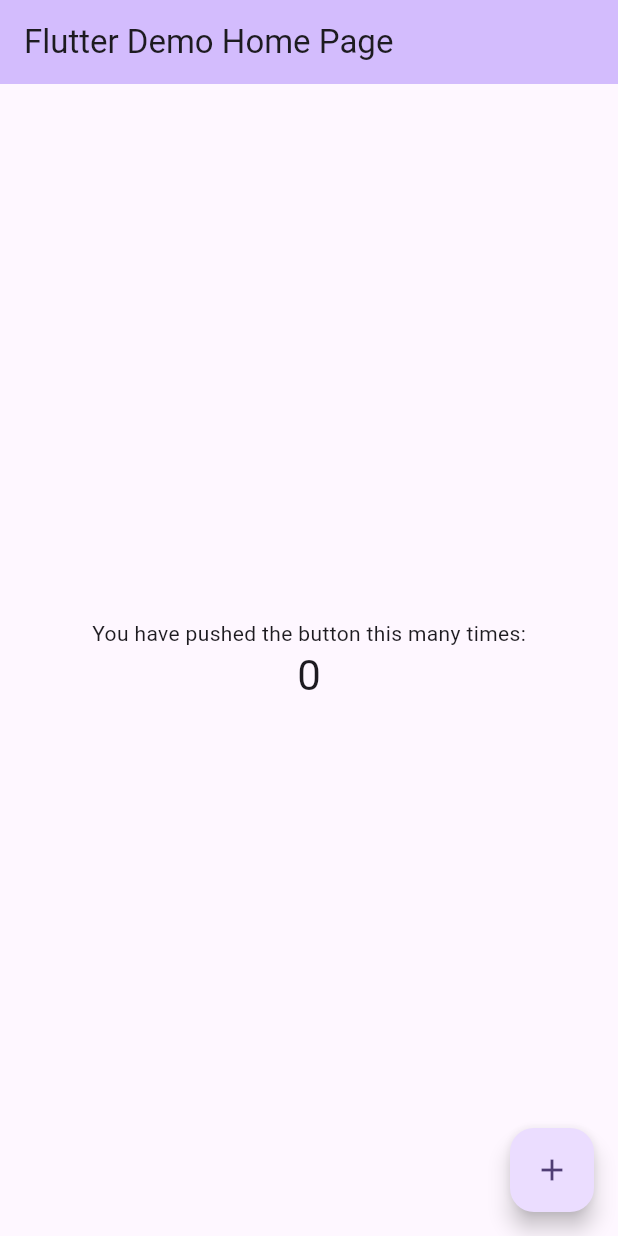
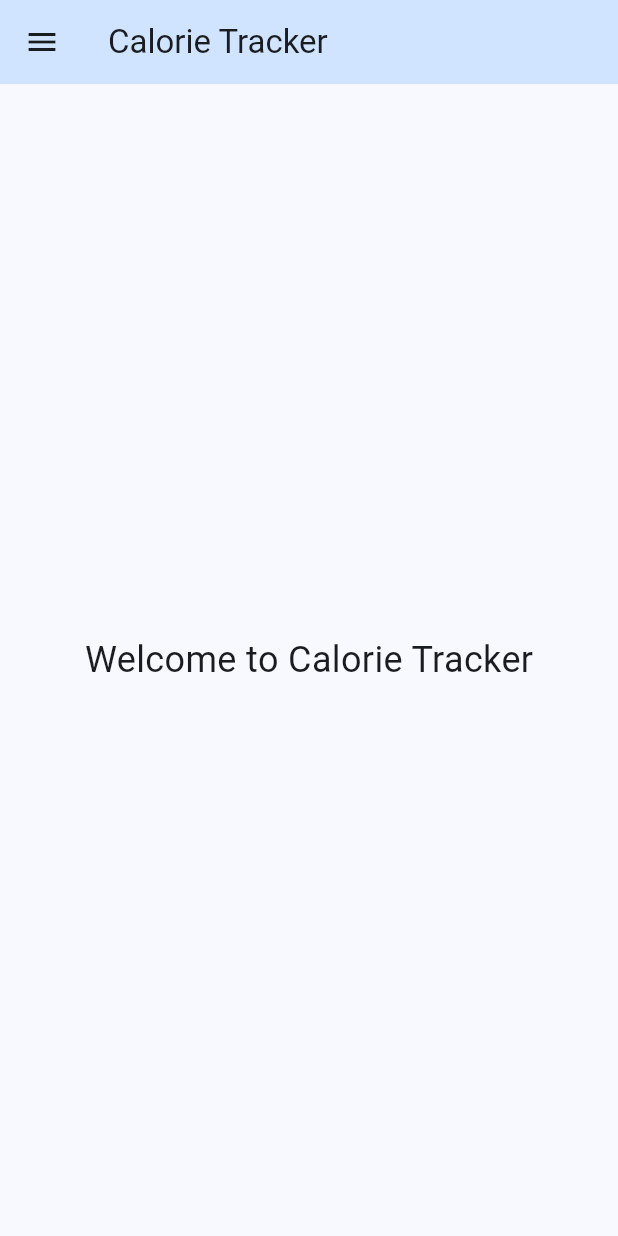
Before and after one commit to justinkaug/Calorie-Tracker, a Flutter app: the screen it shows after launch, on a phone screen of 412 x 824 dp. Run offline on Flutter 3.47's test engine with Material 3 defaults, Android fonts, the phone set to English and light mode, and no system bars.

Commit message:
Initial UI

```diff
--- a/mobile/flutter_application_1/lib/main.dart
+++ b/mobile/flutter_application_1/lib/main.dart
@@ -1,122 +1,107 @@
 import 'package:flutter/material.dart';
 
 void main() {
-  runApp(const MyApp());
+  runApp(const CalorieTrackerApp());
 }
 
-class MyApp extends StatelessWidget {
-  const MyApp({super.key});
+class CalorieTrackerApp extends StatelessWidget {
+  const CalorieTrackerApp({super.key});
 
-  // This widget is the root of your application.
   @override
   Widget build(BuildContext context) {
     return MaterialApp(
-      title: 'Flutter Demo',
+      title: 'Calorie Tracker',
       theme: ThemeData(
-        // This is the theme of your application.
-        //
-        // TRY THIS: Try running your application with "flutter run". You'll see
-        // the application has a purple toolbar. Then, without quitting the app,
-        // try changing the seedColor in the colorScheme below to Colors.green
-        // and then invoke "hot reload" (save your changes or press the "hot
-        // reload" button in a Flutter-supported IDE, or press "r" if you used
-        // the command line to start the app).
-        //
-        // Notice that the counter didn't reset back to zero; the application
-        // state is not lost during the reload. To reset the state, use hot
-        // restart instead.
-        //
-        // This works for code too, not just values: Most code changes can be
-        // tested with just a hot reload.
-        colorScheme: ColorScheme.fromSeed(seedColor: Colors.deepPurple),
+        primarySwatch: Colors.blue,
+        useMaterial3: true,
+        colorScheme: ColorScheme.fromSeed(
+          seedColor: Colors.blue,
+          brightness: Brightness.light,
+        ),
       ),
-      home: const MyHomePage(title: 'Flutter Demo Home Page'),
+      home: const HomePage(),
     );
   }
 }
 
-class MyHomePage extends StatefulWidget {
-  const MyHomePage({super.key, required this.title});
-
-  // This widget is the home page of your application. It is stateful, meaning
-  // that it has a State object (defined below) that contains fields that affect
-  // how it looks.
-
-  // This class is the configuration for the state. It holds the values (in this
-  // case the title) provided by the parent (in this case the App widget) and
-  // used by the build method of the State. Fields in a Widget subclass are
-  // always marked "final".
-
-  final String title;
-
-  @override
-  State<MyHomePage> createState() => _MyHomePageState();
-}
-
-class _MyHomePageState extends State<MyHomePage> {
-  int _counter = 0;
-
-  void _incrementCounter() {
-    setState(() {
-      // This call to setState tells the Flutter framework that something has
-      // changed in this State, which causes it to rerun the build method below
-      // so that the display can reflect the updated values. If we changed
-      // _counter without calling setState(), then the build method would not be
-      // called again, and so nothing would appear to happen.
-      _counter++;
-    });
-  }
+class HomePage extends StatelessWidget {
+  const HomePage({super.key});
 
   @override
   Widget build(BuildContext context) {
-    // This method is rerun every time setState is called, for instance as done
-    // by the _incrementCounter method above.
-    //
-    // The Flutter framework has been optimized to make rerunning build methods
-    // fast, so that you can just rebuild anything that needs updating rather
-    // than having to individually change instances of widgets.
     return Scaffold(
       appBar: AppBar(
-        // TRY THIS: Try changing the color here to a specific color (to
-        // Colors.amber, perhaps?) and trigger a hot reload to see the AppBar
-        // change color while the other colors stay the same.
-        backgroundColor: Theme.of(context).colorScheme.inversePrimary,
-        // Here we take the value from the MyHomePage object that was created by
-        // the App.build method, and use it to set our appbar title.
-        title: Text(widget.title),
+        title: const Text('Calorie Tracker'),
+        backgroundColor: Theme.of(context).colorScheme.primaryContainer,
       ),
-      body: Center(
-        // Center is a layout widget. It takes a single child and positions it
-        // in the middle of the parent.
-        child: Column(
-          // Column is also a layout widget. It takes a list of children and
-          // arranges them vertically. By default, it sizes itself to fit its
-          // children horizontally, and tries to be as tall as its parent.
-          //
-          // Column has various properties to control how it sizes itself and
-          // how it positions its children. Here we use mainAxisAlignment to
-          // center the children vertically; the main axis here is the vertical
-          // axis because Columns are vertical (the cross axis would be
-          // horizontal).
-          //
-          // TRY THIS: Invoke "debug painting" (choose the "Toggle Debug Paint"
-          // action in the IDE, or press "p" in the console), to see the
-          // wireframe for each widget.
-          mainAxisAlignment: MainAxisAlignment.center,
-          children: <Widget>[
-            const Text('You have pushed the button this many times:'),
-            Text(
-              '$_counter',
-              style: Theme.of(context).textTheme.headlineMedium,
+      drawer: Drawer(
+        child: ListView(
+          padding: EdgeInsets.zero,
+          children: [
+            DrawerHeader(
+              decoration: BoxDecoration(
+                color: Theme.of(context).colorScheme.primary,
+              ),
+              child: const Column(
+                crossAxisAlignment: CrossAxisAlignment.start,
+                children: [
+                  CircleAvatar(
+                    radius: 30,
+                    backgroundColor: Colors.white,
+                    child: Icon(
+                      Icons.person,
+                      size: 35,
+                      color: Colors.blue,
+                    ),
+                  ),
+                  SizedBox(height: 10),
+                  Text(
+                    'Calorie Tracker',
+                    style: TextStyle(
+                      color: Colors.white,
+                      fontSize: 24,
+                    ),
+                  ),
+                ],
+              ),
+            ),
+            ListTile(
+              leading: const Icon(Icons.home),
+              title: const Text('Home'),
+              onTap: () {
+                Navigator.pop(context);
+              },
+            ),
+            ListTile(
+              leading: const Icon(Icons.add_circle),
+              title: const Text('Add Meal'),
+              onTap: () {
+                Navigator.pop(context);
+              },
+            ),
+            ListTile(
+              leading: const Icon(Icons.history),
+              title: const Text('History'),
+              onTap: () {
+                Navigator.pop(context);
+              },
+            ),
+            ListTile(
+              leading: const Icon(Icons.settings),
+              title: const Text('Settings'),
+              onTap: () {
+                Navigator.pop(context);
+              },
             ),
           ],
         ),
       ),
-      floatingActionButton: FloatingActionButton(
-        onPressed: _incrementCounter,
-        tooltip: 'Increment',
-        child: const Icon(Icons.add),
-      ), // This trailing comma makes auto-formatting nicer for build methods.
+      body: const Center(
+        child: Text(
+          'Welcome to Calorie Tracker',
+          style: TextStyle(fontSize: 24),
+        ),
+      ),
     );
   }
 }
```
